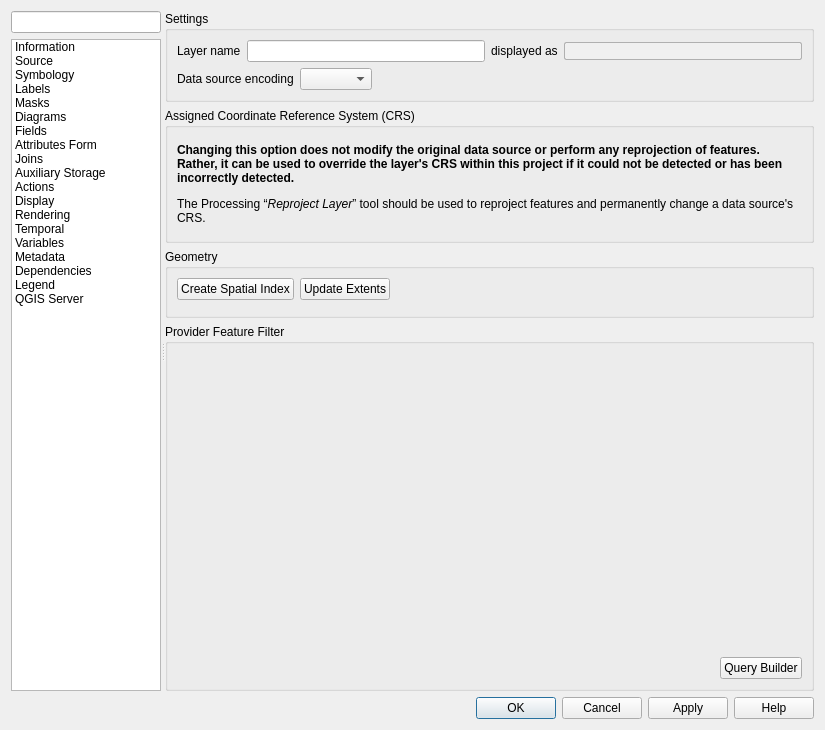
First picture: the form in src/ui/qgsvectorlayerpropertiesbase.ui, repository qgis/QGIS, before the edit.
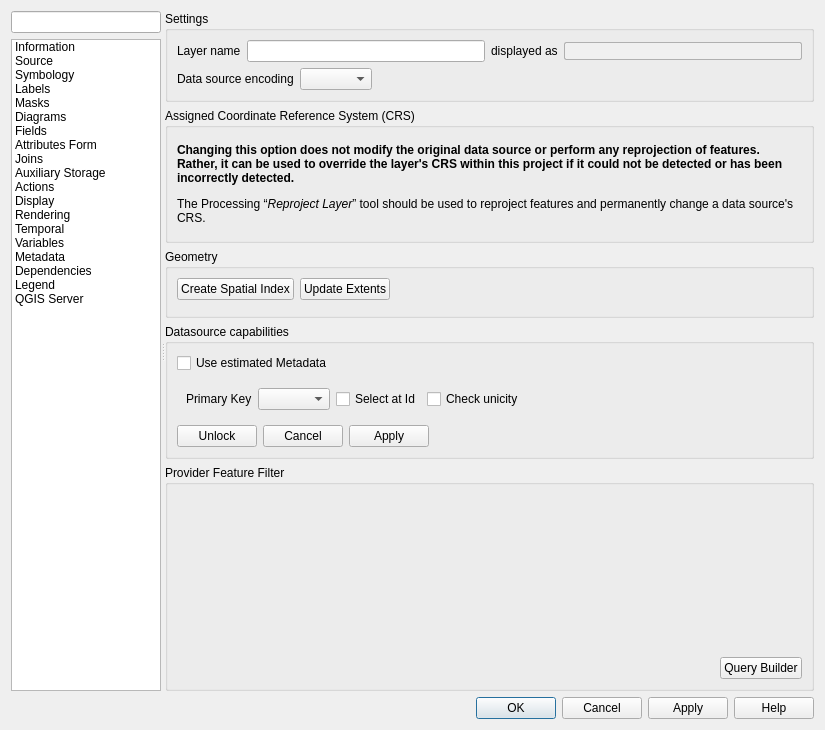
Second picture: the form after the edit. The open tabs and pages were chosen to show the change. Icons and pictures are not drawn. Custom widgets are drawn as their Qt base class.

Commit message: UI: Vector Layer Datasource Capabilities

Diff of the .ui file:
```diff
--- a/src/ui/qgsvectorlayerpropertiesbase.ui
+++ b/src/ui/qgsvectorlayerpropertiesbase.ui
@@ -439,8 +439,8 @@
                <rect>
                 <x>0</x>
                 <y>0</y>
-                <width>644</width>
-                <height>664</height>
+                <width>653</width>
+                <height>681</height>
                </rect>
               </property>
               <layout class="QVBoxLayout" name="verticalLayout_9">
@@ -662,6 +662,109 @@
                  </layout>
                 </widget>
                </item>
+               <item>
+                <widget class="QgsCollapsibleGroupBox" name="mDatasourceCapabilities">
+                 <property name="enabled">
+                  <bool>true</bool>
+                 </property>
+                 <property name="title">
+                  <string>Datasource capabilities</string>
+                 </property>
+                 <layout class="QVBoxLayout" name="verticalLayout_31">
+                  <item>
+                   <widget class="QCheckBox" name="cbxUseEstimatedMetadata">
+                    <property name="text">
+                     <string>Use estimated Metadata</string>
+                    </property>
+                   </widget>
+                  </item>
+                  <item>
+                   <widget class="QWidget" name="mPrimaryKeyWidget" native="true">
+                    <layout class="QHBoxLayout" name="mPrimaryKeyLayout">
+                     <item>
+                      <widget class="QLabel" name="label">
+                       <property name="text">
+                        <string>Primary Key</string>
+                       </property>
+                      </widget>
+                     </item>
+                     <item>
+                      <widget class="QgsFieldComboBox" name="mPrimaryKeyComboBox"/>
+                     </item>
+                     <item>
+                      <widget class="QCheckBox" name="cbxSelectAtId">
+                       <property name="text">
+                        <string>Select at Id</string>
+                       </property>
+                      </widget>
+                     </item>
+                     <item>
+                      <widget class="QCheckBox" name="cbxCheckPrimaryKeyUnicity">
+                       <property name="text">
+                        <string>Check unicity</string>
+                       </property>
+                      </widget>
+                     </item>
+                     <item>
+                      <spacer name="horizontalSpacer_10">
+                       <property name="orientation">
+                        <enum>Qt::Horizontal</enum>
+                       </property>
+                       <property name="sizeHint" stdset="0">
+                        <size>
+                         <width>40</width>
+                         <height>20</height>
+                        </size>
+                       </property>
+                      </spacer>
+                     </item>
+                    </layout>
+                   </widget>
+                  </item>
+                  <item>
+                   <layout class="QHBoxLayout" name="horizontalLayout_11">
+                    <item>
+                     <widget class="QPushButton" name="pbnDcUnlock">
+                      <property name="text">
+                       <string>Unlock</string>
+                      </property>
+                     </widget>
+                    </item>
+                    <item>
+                     <widget class="QPushButton" name="pbnDcCancel">
+                      <property name="text">
+                       <string>Cancel</string>
+                      </property>
+                     </widget>
+                    </item>
+                    <item>
+                     <widget class="QPushButton" name="pbnDcApply">
+                      <property name="enabled">
+                       <bool>true</bool>
+                      </property>
+                      <property name="text">
+                       <string>Apply</string>
+                      </property>
+                     </widget>
+                    </item>
+                    <item>
+                     <spacer name="horizontalSpacer_11">
+                      <property name="orientation">
+                       <enum>Qt::Horizontal</enum>
+                      </property>
+                      <property name="sizeHint" stdset="0">
+                       <size>
+                        <width>40</width>
+                        <height>20</height>
+                       </size>
+                      </property>
+                     </spacer>
+                    </item>
+                   </layout>
+                  </item>
+                 </layout>
+                </widget>
+               </item>
                <item>
                 <widget class="QgsCollapsibleGroupBox" name="mSubsetGroupBox">
                  <property name="sizePolicy">
@@ -2582,6 +2685,17 @@
    <header>qgscollapsiblegroupbox.h</header>
    <container>1</container>
   </customwidget>
+  <customwidget>
+   <class>QgsFieldComboBox</class>
+   <extends>QComboBox</extends>
+   <header>qgsfieldcombobox.h</header>
+  </customwidget>
+  <customwidget>
+   <class>QgsFieldExpressionWidget</class>
+   <extends>QWidget</extends>
+   <header>qgsfieldexpressionwidget.h</header>
+   <container>1</container>
+  </customwidget>
   <customwidget>
    <class>QgsFilterLineEdit</class>
    <extends>QLineEdit</extends>
@@ -2598,6 +2712,12 @@
    <extends>QWidget</extends>
    <header>qgsscalerangewidget.h</header>
   </customwidget>
+  <customwidget>
+   <class>QgsScrollArea</class>
+   <extends>QScrollArea</extends>
+   <header>qgsscrollarea.h</header>
+   <container>1</container>
+  </customwidget>
   <customwidget>
    <class>QgsLayerTreeEmbeddedConfigWidget</class>
    <extends>QWidget</extends>
@@ -2615,12 +2735,6 @@
    <extends>QComboBox</extends>
    <header>qgsscalecombobox.h</header>
   </customwidget>
-  <customwidget>
-   <class>QgsFieldExpressionWidget</class>
-   <extends>QWidget</extends>
-   <header>qgsfieldexpressionwidget.h</header>
-   <container>1</container>
-  </customwidget>
   <customwidget>
    <class>QgsCodeEditorHTML</class>
    <extends>QWidget</extends>
```
Left out of the diff: 28 changed lines with no effect on the pictures. The commit also changes 2 other files.
